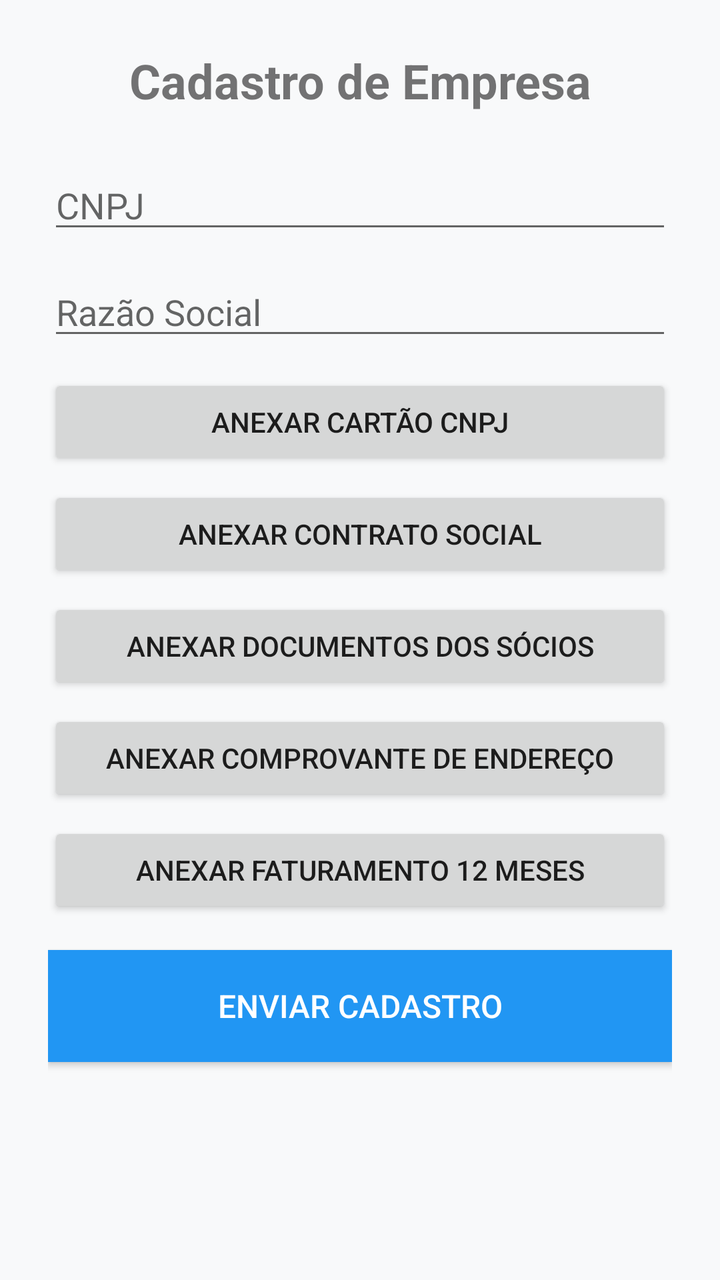
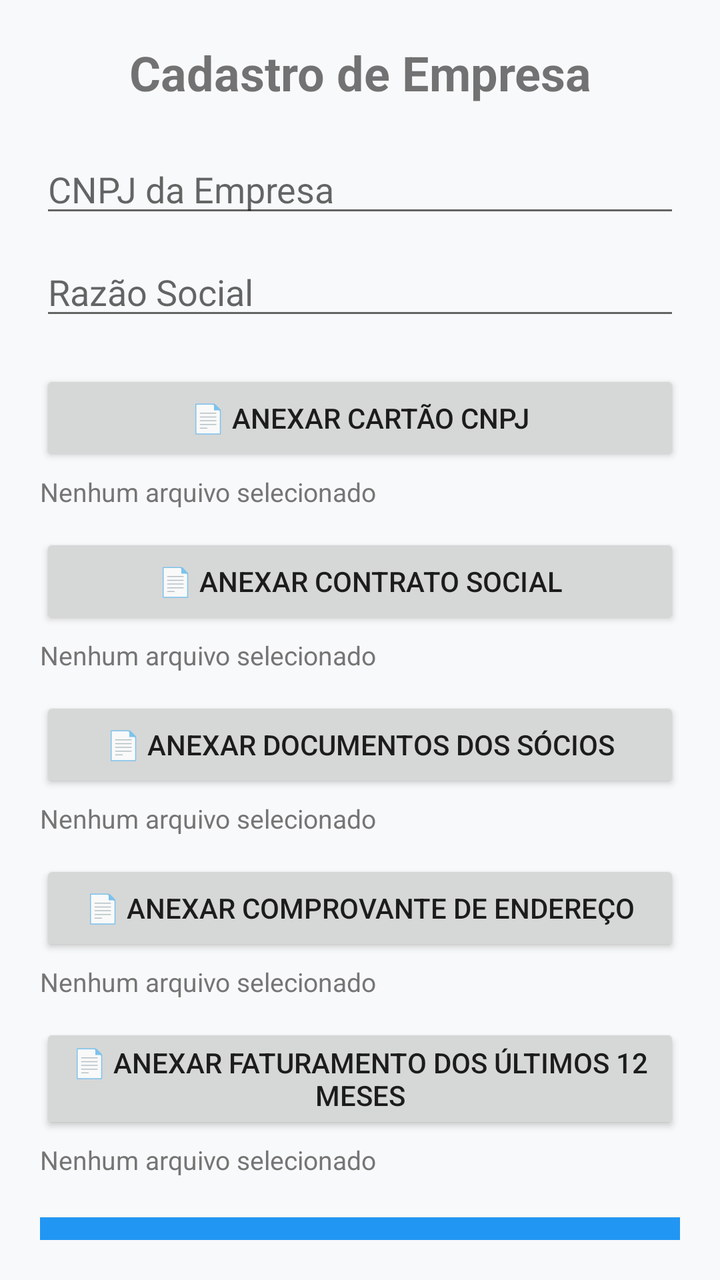

Screens rendered from an Android XML layout before and after an edit, with the pre-edit source and the edit as a unified diff.
<!-- AndroidManifest.xml: application theme Theme.AppCompat.Light.NoActionBar -->
<!-- res/layout/tela_empresa.xml -->
<?xml version="1.0" encoding="utf-8"?>
<LinearLayout xmlns:android="http://schemas.android.com/apk/res/android"
    android:id="@+id/tela_empresa"
    android:layout_width="match_parent"
    android:layout_height="match_parent"
    android:orientation="vertical"
    android:padding="24dp"
    android:background="#F8F9FA">

    <TextView
        android:layout_width="match_parent"
        android:layout_height="wrap_content"
        android:text="Cadastro de Empresa"
        android:textSize="24sp"
        android:textStyle="bold"
        android:gravity="center"
        android:layout_marginBottom="24dp"/>

    <EditText
        android:id="@+id/et_cnpj"
        android:layout_width="match_parent"
        android:layout_height="wrap_content"
        android:hint="CNPJ"
        android:inputType="text"
        android:layout_marginBottom="12dp"/>

    <EditText
        android:id="@+id/et_razao_social"
        android:layout_width="match_parent"
        android:layout_height="wrap_content"
        android:hint="Razão Social"
        android:layout_marginBottom="12dp"/>

    <Button
        android:id="@+id/btn_cnpj"
        android:layout_width="match_parent"
        android:layout_height="wrap_content"
        android:text="Anexar Cartão CNPJ"
        android:layout_marginBottom="8dp"/>

    <Button
        android:id="@+id/btn_contrato_social"
        android:layout_width="match_parent"
        android:layout_height="wrap_content"
        android:text="Anexar Contrato Social"
        android:layout_marginBottom="8dp"/>

    <Button
        android:id="@+id/btn_socios"
        android:layout_width="match_parent"
        android:layout_height="wrap_content"
        android:text="Anexar Documentos dos Sócios"
        android:layout_marginBottom="8dp"/>

    <Button
        android:id="@+id/btn_endereco"
        android:layout_width="match_parent"
        android:layout_height="wrap_content"
        android:text="Anexar Comprovante de Endereço"
        android:layout_marginBottom="8dp"/>

    <Button
        android:id="@+id/btn_faturamento"
        android:layout_width="match_parent"
        android:layout_height="wrap_content"
        android:text="Anexar Faturamento 12 meses"
        android:layout_marginBottom="16dp"/>

    <Button
        android:id="@+id/botao_cadastrar"
        android:layout_width="match_parent"
        android:layout_height="56dp"
        android:text="Enviar Cadastro"
        android:background="#2196F3"
        android:textColor="#FFFFFF"
        android:textSize="16sp"/>

</LinearLayout>
<!-- resources referenced by this layout -->
<resources>

</resources>

<!-- the commit's change to res/layout/tela_empresa.xml (unified diff, before → after) -->
@@ -1,11 +1,11 @@
 <?xml version="1.0" encoding="utf-8"?>
 <LinearLayout xmlns:android="http://schemas.android.com/apk/res/android"
-    android:id="@+id/tela_empresa"
     android:layout_width="match_parent"
     android:layout_height="match_parent"
     android:orientation="vertical"
-    android:padding="24dp"
-    android:background="#F8F9FA">
+    android:padding="20dp"
+    android:background="#F8F9FA"
+    android:scrollbars="vertical">
 
     <TextView
         android:layout_width="match_parent"
@@ -14,65 +14,113 @@
         android:textSize="24sp"
         android:textStyle="bold"
         android:gravity="center"
-        android:layout_marginBottom="24dp"/>
+        android:layout_marginBottom="20dp"/>
 
     <EditText
         android:id="@+id/et_cnpj"
         android:layout_width="match_parent"
         android:layout_height="wrap_content"
-        android:hint="CNPJ"
+        android:hint="CNPJ da Empresa"
         android:inputType="text"
-        android:layout_marginBottom="12dp"/>
+        android:layout_marginBottom="10dp"/>
 
     <EditText
         android:id="@+id/et_razao_social"
         android:layout_width="match_parent"
         android:layout_height="wrap_content"
         android:hint="Razão Social"
-        android:layout_marginBottom="12dp"/>
+        android:inputType="textPersonName"
+        android:layout_marginBottom="20dp"/>
 
+    
     <Button
         android:id="@+id/btn_cnpj"
         android:layout_width="match_parent"
         android:layout_height="wrap_content"
-        android:text="Anexar Cartão CNPJ"
-        android:layout_marginBottom="8dp"/>
+        android:text="📄 Anexar Cartão CNPJ"
+        android:layout_marginBottom="4dp"/>
+    <TextView
+        android:id="@+id/txt_cnpj"
+        android:layout_width="match_parent"
+        android:layout_height="wrap_content"
+        android:text="Nenhum arquivo selecionado"
+        android:textSize="13sp"
+        android:textColor="#757575"
+        android:layout_marginBottom="12dp"/>
 
+    
     <Button
         android:id="@+id/btn_contrato_social"
         android:layout_width="match_parent"
         android:layout_height="wrap_content"
-        android:text="Anexar Contrato Social"
-        android:layout_marginBottom="8dp"/>
+        android:text="📄 Anexar Contrato Social"
+        android:layout_marginBottom="4dp"/>
+    <TextView
+        android:id="@+id/txt_contrato_social"
+        android:layout_width="match_parent"
+        android:layout_height="wrap_content"
+        android:text="Nenhum arquivo selecionado"
+        android:textSize="13sp"
+        android:textColor="#757575"
+        android:layout_marginBottom="12dp"/>
 
+    
     <Button
         android:id="@+id/btn_socios"
         android:layout_width="match_parent"
         android:layout_height="wrap_content"
-        android:text="Anexar Documentos dos Sócios"
-        android:layout_marginBottom="8dp"/>
+        android:text="📄 Anexar Documentos dos Sócios"
+        android:layout_marginBottom="4dp"/>
+    <TextView
+        android:id="@+id/txt_socios"
+        android:layout_width="match_parent"
+        android:layout_height="wrap_content"
+        android:text="Nenhum arquivo selecionado"
+        android:textSize="13sp"
+        android:textColor="#757575"
+        android:layout_marginBottom="12dp"/>
 
+    
     <Button
         android:id="@+id/btn_endereco"
         android:layout_width="match_parent"
         android:layout_height="wrap_content"
-        android:text="Anexar Comprovante de Endereço"
-        android:layout_marginBottom="8dp"/>
+        android:text="📄 Anexar Comprovante de Endereço"
+        android:layout_marginBottom="4dp"/>
+    <TextView
+        android:id="@+id/txt_endereco"
+        android:layout_width="match_parent"
+        android:layout_height="wrap_content"
+        android:text="Nenhum arquivo selecionado"
+        android:textSize="13sp"
+        android:textColor="#757575"
+        android:layout_marginBottom="12dp"/>
 
+    
     <Button
         android:id="@+id/btn_faturamento"
         android:layout_width="match_parent"
         android:layout_height="wrap_content"
-        android:text="Anexar Faturamento 12 meses"
-        android:layout_marginBottom="16dp"/>
+        android:text="📄 Anexar Faturamento dos Últimos 12 Meses"
+        android:layout_marginBottom="4dp"/>
+    <TextView
+        android:id="@+id/txt_faturamento"
+        android:layout_width="match_parent"
+        android:layout_height="wrap_content"
+        android:text="Nenhum arquivo selecionado"
+        android:textSize="13sp"
+        android:textColor="#757575"
+        android:layout_marginBottom="20dp"/>
 
+    
     <Button
         android:id="@+id/botao_cadastrar"
         android:layout_width="match_parent"
         android:layout_height="56dp"
-        android:text="Enviar Cadastro"
+        android:text="✅ Enviar Cadastro Completo"
         android:background="#2196F3"
         android:textColor="#FFFFFF"
-        android:textSize="16sp"/>
+        android:textSize="16sp"
+        android:textStyle="bold"/>
 
 </LinearLayout>
